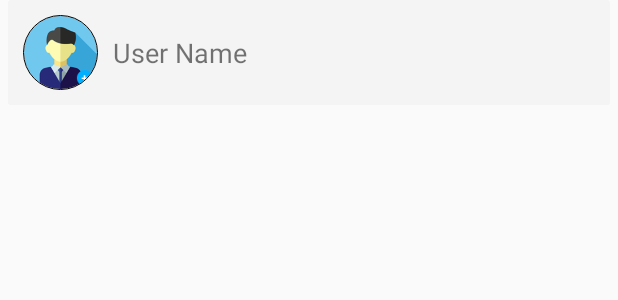
After one commit to himanshu8686/chatterbox, an Android app: the layout user_item.xml on its own in the app's theme, with its tools: preview values and no code run, on a phone screen of 412 x 824 dp. The commit adds this screen. Shown: the top 300 px of the screen. Run offline under Robolectric (Android 15) with nearby library versions, the phone set to English and light mode, and no system bars.

Commit message:
user is displayed in user fragment

```diff
--- a/app/build.gradle
+++ b/app/build.gradle
@@ -38,4 +38,5 @@ dependencies {
 
     implementation 'de.hdodenhof:circleimageview:3.1.0'
     implementation 'com.github.bumptech.glide:glide:4.11.0'
+    implementation 'androidx.recyclerview:recyclerview:1.1.0'
 }
--- a/app/src/main/java/com/yash/chatterbox/activities/StartActivity.java
+++ b/app/src/main/java/com/yash/chatterbox/activities/StartActivity.java
@@ -57,7 +57,6 @@ public class StartActivity extends AppCompatActivity implements View.OnClickList
     @Override
     protected void onResume() {
         super.onResume();
-
         firebaseAuth=firebaseAuth.getInstance();
     }
 
@@ -233,6 +232,8 @@ public class StartActivity extends AppCompatActivity implements View.OnClickList
                         Log.e("method3 called ","onCodeSent");
                         super.onCodeSent(s, forceResendingToken);
                         verificationID=s;
+                        progress_circular.setVisibility(View.GONE);
+                        next_btn.setVisibility(View.VISIBLE);
                     }
                 });
     }
--- a/app/src/main/java/com/yash/chatterbox/adapters/ViewPagerAdapter.java
+++ b/app/src/main/java/com/yash/chatterbox/adapters/ViewPagerAdapter.java
@@ -13,9 +13,9 @@ public class ViewPagerAdapter extends FragmentPagerAdapter
     private ArrayList<Fragment> fragments;
     private ArrayList<String> titles;
 
-    public ViewPagerAdapter(@NonNull FragmentManager fm)
+    public ViewPagerAdapter(@NonNull FragmentManager fm,int behaviour)
     {
-        super(fm);
+        super(fm,behaviour);
         this.fragments=new ArrayList<>();
         this.titles=new ArrayList<>();
     }
--- /dev/null
+++ b/app/src/main/res/drawable/user_item_bg.xml
@@ -0,0 +1,6 @@
+<?xml version="1.0" encoding="utf-8"?>
+<shape xmlns:android="http://schemas.android.com/apk/res/android"
+    android:shape="rectangle">
+    <solid android:color="#f4f4f4"></solid>
+    <corners android:radius="2dp"/>
+</shape>
--- /dev/null
+++ b/app/src/main/res/layout/user_item.xml
@@ -0,0 +1,30 @@
+<?xml version="1.0" encoding="utf-8"?>
+<LinearLayout xmlns:android="http://schemas.android.com/apk/res/android"
+    xmlns:app="http://schemas.android.com/apk/res-auto"
+    android:orientation="horizontal"
+    android:layout_width="match_parent"
+    android:padding="10dp"
+    android:layout_marginStart="5dp"
+    android:layout_marginEnd="5dp"
+    android:layout_marginBottom="2dp"
+    android:background="@drawable/user_item_bg"
+    android:layout_height="wrap_content">
+
+    <de.hdodenhof.circleimageview.CircleImageView
+        android:layout_width="50dp"
+        android:layout_height="50dp"
+        android:src="@drawable/userphoto"
+        android:id="@+id/profile_image"
+        app:civ_border_width="0.5dp"
+        app:civ_border_color="#FF000000"
+        />
+    <TextView
+        android:id="@+id/tv_userName"
+        android:layout_width="wrap_content"
+        android:layout_height="wrap_content"
+        android:text="User Name"
+        android:layout_gravity="center_vertical"
+        android:padding="10dp"
+        android:textSize="18sp"/>
+
+</LinearLayout>
--- a/app/src/main/res/values/colors.xml
+++ b/app/src/main/res/values/colors.xml
@@ -6,4 +6,5 @@
 
     <color name="toolbar_background">#7C4DFF</color>
     <color name="white">#fff</color>
+    <color name="user_itm_color">#dfe6e9</color>
 </resources>
```
Also changed, not shown: app/src/main/java/com/yash/chatterbox/activities/MainActivity.java (+6 -1 lines), app/src/main/java/com/yash/chatterbox/adapters/UserAdapter.java (added, +76 -0 lines), app/src/main/java/com/yash/chatterbox/fragments/UsersFragment.java (+73 -5 lines), app/src/main/res/layout/fragment_users.xml (+8 -8 lines).
